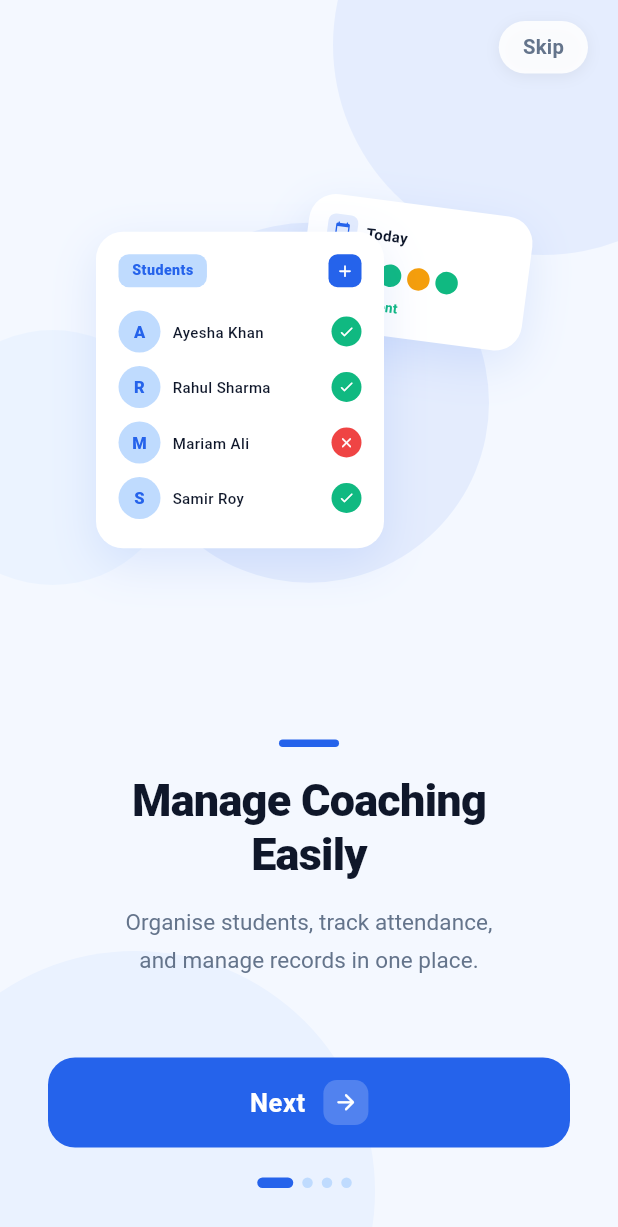
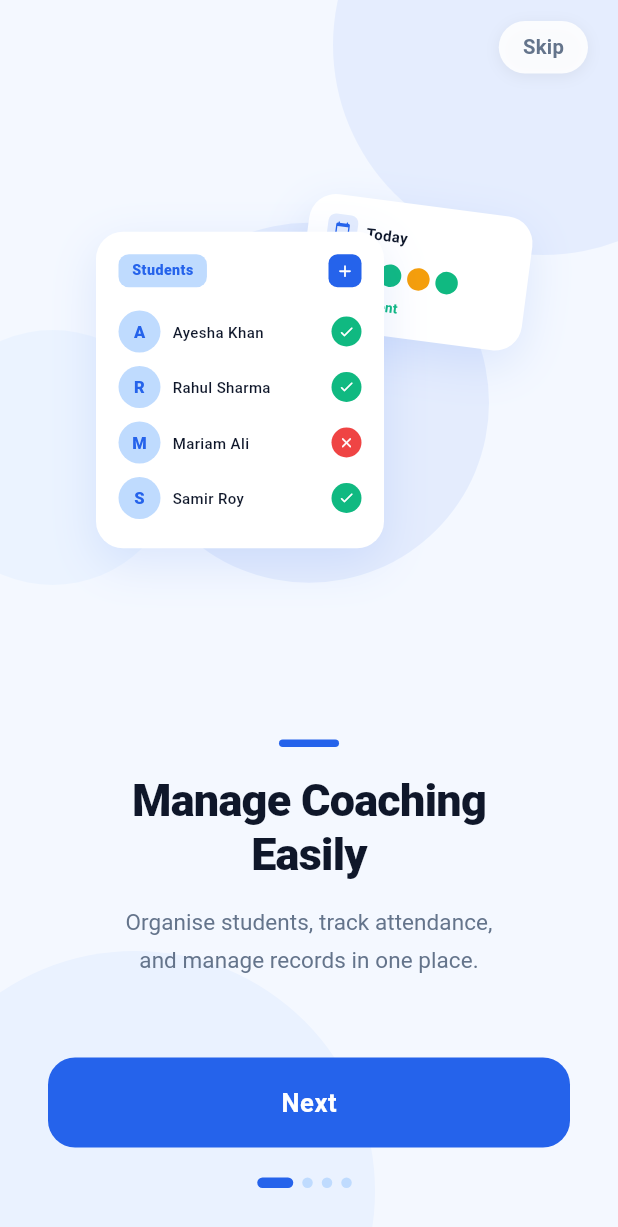
Before and after one commit to mardy-cse/Classora, a Flutter app: the screen it shows after launch, on a phone screen of 412 x 824 dp. Shown: the top 1227 px of the screen. Run offline on Flutter 3.47's test engine with Material 3 defaults, Android fonts, the phone set to English and light mode, and no system bars.

Commit message:
feat: remove arrow icon from Next and Get Started buttons

```diff
--- a/lib/screens/onboarding_screen.dart
+++ b/lib/screens/onboarding_screen.dart
@@ -295,20 +295,6 @@ class _NextBtn extends StatelessWidget {
                     letterSpacing: 0.4,
                   ),
                 ),
-                const SizedBox(width: 12),
-                Container(
-                  width: 30,
-                  height: 30,
-                  decoration: BoxDecoration(
-                    color: Colors.white.withOpacity(0.2),
-                    borderRadius: BorderRadius.circular(9),
-                  ),
-                  child: const Icon(
-                    Icons.arrow_forward_rounded,
-                    color: Colors.white,
-                    size: 17,
-                  ),
-                ),
               ],
             ),
           ),
@@ -513,20 +499,6 @@ class _WelcomePage extends StatelessWidget {
                           fontSize: 17,
                           fontWeight: FontWeight.w700,
                           letterSpacing: 0.4,
-                        ),
-                      ),
-                      const SizedBox(width: 12),
-                      Container(
-                        width: 30,
-                        height: 30,
-                        decoration: BoxDecoration(
-                          color: Colors.white.withOpacity(0.2),
-                          borderRadius: BorderRadius.circular(9),
-                        ),
-                        child: const Icon(
-                          Icons.arrow_forward_rounded,
-                          color: Colors.white,
-                          size: 17,
                         ),
                       ),
                     ],
```
